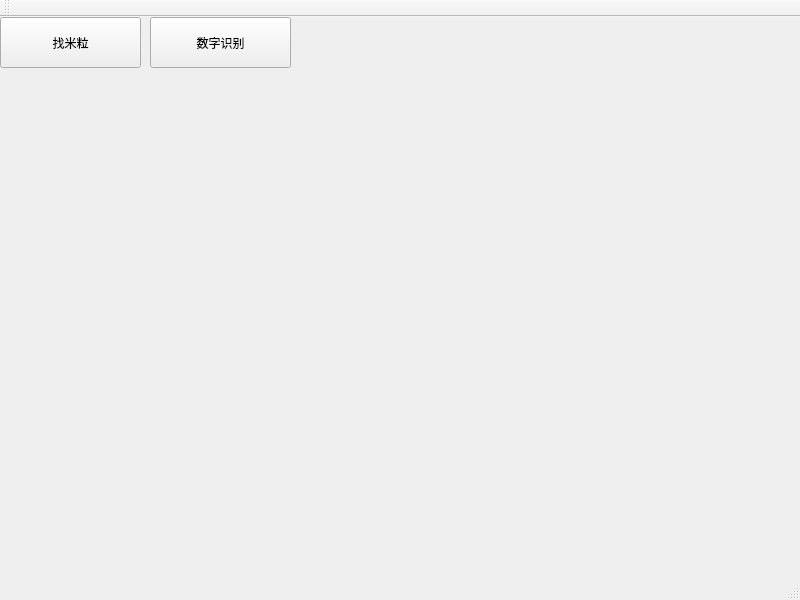
This is ui/mainwindow.ui in wxxhub/machine_view as Qt 5 draws it before an edit. The edited form follows.
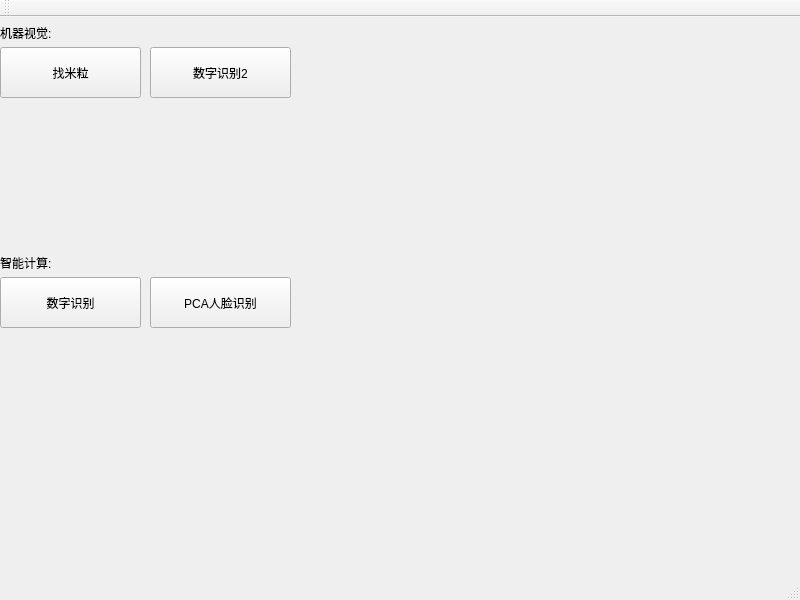
This is the edited form.

Diff of the .ui file:
```diff
--- a/ui/mainwindow.ui
+++ b/ui/mainwindow.ui
@@ -13,12 +13,18 @@
   <property name="windowTitle">
    <string>王鑫鑫机器视觉实验</string>
   </property>
+  <property name="iconSize">
+   <size>
+    <width>24</width>
+    <height>24</height>
+   </size>
+  </property>
   <widget class="QWidget" name="centralWidget">
    <widget class="QPushButton" name="toCountRice">
     <property name="geometry">
      <rect>
       <x>0</x>
-      <y>0</y>
+      <y>30</y>
       <width>141</width>
       <height>51</height>
      </rect>
@@ -30,8 +36,8 @@
    <widget class="QPushButton" name="toNumDet">
     <property name="geometry">
      <rect>
-      <x>150</x>
-      <y>0</y>
+      <x>0</x>
+      <y>260</y>
       <width>141</width>
       <height>51</height>
      </rect>
@@ -40,6 +46,58 @@
      <string>数字识别</string>
     </property>
    </widget>
+   <widget class="QPushButton" name="toPCAFaceDet">
+    <property name="geometry">
+     <rect>
+      <x>150</x>
+      <y>260</y>
+      <width>141</width>
+      <height>51</height>
+     </rect>
+    </property>
+    <property name="text">
+     <string>PCA人脸识别</string>
+    </property>
+   </widget>
+   <widget class="QLabel" name="label">
+    <property name="geometry">
+     <rect>
+      <x>0</x>
+      <y>230</y>
+      <width>171</width>
+      <height>31</height>
+     </rect>
+    </property>
+    <property name="text">
+     <string>智能计算:</string>
+    </property>
+   </widget>
+   <widget class="QLabel" name="label_2">
+    <property name="geometry">
+     <rect>
+      <x>0</x>
+      <y>0</y>
+      <width>171</width>
+      <height>31</height>
+     </rect>
+    </property>
+    <property name="text">
+     <string>机器视觉:</string>
+    </property>
+   </widget>
+   <widget class="QPushButton" name="toNumDet_2">
+    <property name="geometry">
+     <rect>
+      <x>150</x>
+      <y>30</y>
+      <width>141</width>
+      <height>51</height>
+     </rect>
+    </property>
+    <property name="text">
+     <string>数字识别2</string>
+    </property>
+   </widget>
   </widget>
   <widget class="QMenuBar" name="menuBar">
    <property name="geometry">
```
